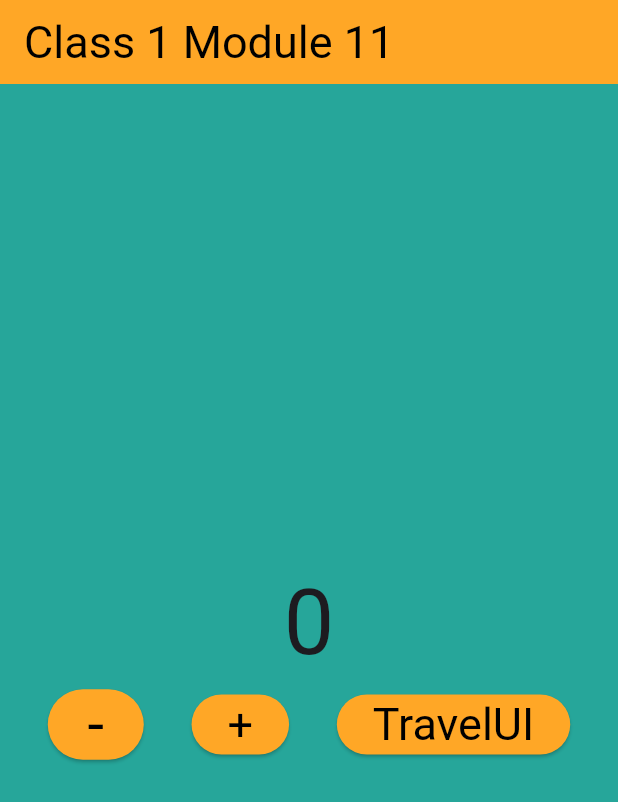
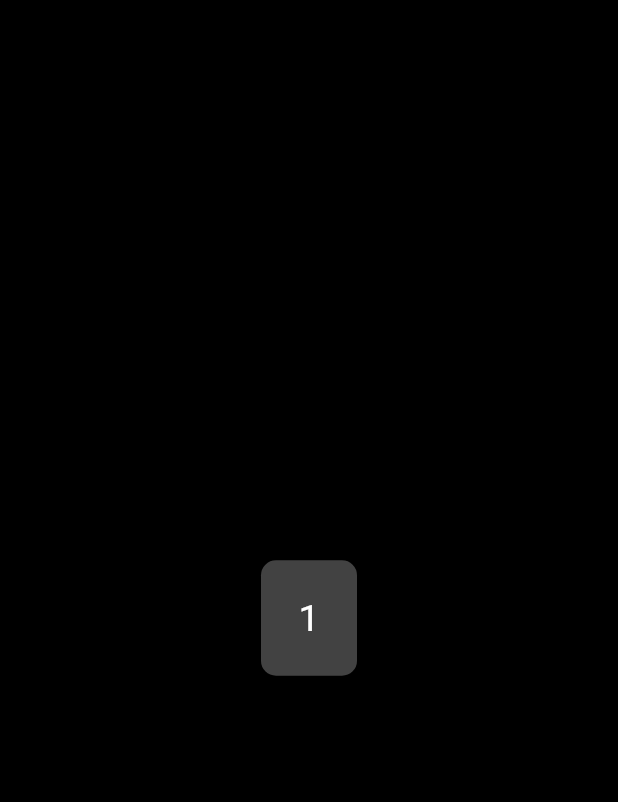
Before and after one commit to Atiqs3404/flutter_practice_windows, a Flutter app: the screen it shows after launch, on a phone screen of 412 x 824 dp. Shown: the top 802 px of the screen. Run offline on Flutter 3.47's test engine with Material 3 defaults, Android fonts, the phone set to English and light mode, and no system bars.

Commit message:
Sum App partial from Windows

```diff
--- a/lib/app.dart
+++ b/lib/app.dart
@@ -1,6 +1,7 @@
 import 'package:flutter/material.dart';
 import 'package:untitled/class_3.dart';
 import 'package:untitled/home.dart';
+import 'package:untitled/module_11/class_2/calculatorApp.dart';
 import 'package:untitled/module_11/class_1.dart';
 import 'package:untitled/module_8/class2_listview.dart';
 import 'package:untitled/module_8/class3_stack.dart';
@@ -38,7 +39,7 @@ class MyApp extends StatelessWidget {
         ),
         elevatedButtonTheme: ElevatedButtonThemeData(
           style: ElevatedButton.styleFrom(
-            backgroundColor: Colors.orange.shade400,
+            backgroundColor: Colors.orange,
             foregroundColor: Colors.black,
             textStyle: TextStyle(
               fontSize: 20,
@@ -50,7 +51,7 @@ class MyApp extends StatelessWidget {
           displayLarge: TextStyle(
             fontSize: 40,
             fontWeight: FontWeight.bold,
-            color: Colors.deepPurple
+            color: Colors.white
           )
         ),
         inputDecorationTheme: InputDecorationTheme(
@@ -71,7 +72,7 @@ class MyApp extends StatelessWidget {
       ),
 
       // Module 9 Class 3 topics (Navigation)
-      initialRoute: "/",
+      initialRoute: "/calculatorApp",
       routes: {
         "/": (context) => Module11Class1(),
         "/travelUI" : (context) => TravelUi(),
@@ -79,6 +80,7 @@ class MyApp extends StatelessWidget {
         "/class2" : (context) => Module9Class2(),
         "/class3" : (context) => Module9Class3(),
         "/ownWidget" : (context) => OwnwidgetApplied(),
+        "/calculatorApp" : (context) => Calculatorapp(),
       },
 
       // home: Module9Class3(),
--- /dev/null
+++ b/lib/module_11/class_2/calcButton.dart
@@ -0,0 +1,31 @@
+import 'package:flutter/material.dart';
+
+class calculatorButton extends StatelessWidget {
+
+  const calculatorButton({
+    super.key,
+  });
+
+  @override
+  Widget build(BuildContext context) {
+    return Padding(
+      padding: const EdgeInsets.all(8.0),
+      child: ElevatedButton(
+          style: ElevatedButton.styleFrom(
+            padding: EdgeInsets.all(24.0),
+            shape: RoundedRectangleBorder(
+                borderRadius: BorderRadius.circular(10)
+            ),
+            backgroundColor: Colors.grey[800],
+          ),
+          onPressed: (){}, child: Text("1",
+        style: TextStyle(
+            fontSize: 25,
+            color: Colors.white
+        ),
+      )
+
+      ),
+    );
+  }
+}
--- /dev/null
+++ b/lib/module_11/class_2/calculatorApp.dart
@@ -0,0 +1,27 @@
+import 'package:flutter/material.dart';
+
+import 'calcButton.dart';
+
+class Calculatorapp extends StatefulWidget {
+  const Calculatorapp({super.key});
+
+  @override
+  State<Calculatorapp> createState() => _CalculatorappState();
+}
+
+class _CalculatorappState extends State<Calculatorapp> {
+  @override
+  Widget build(BuildContext context) {
+    return Scaffold(
+      backgroundColor: Colors.black,
+      body: Center(
+        child: Column(
+          mainAxisAlignment: MainAxisAlignment.center,
+          children: [
+            calculatorButton()
+          ],
+        ),
+      ),
+    );
+  }
+}
```
